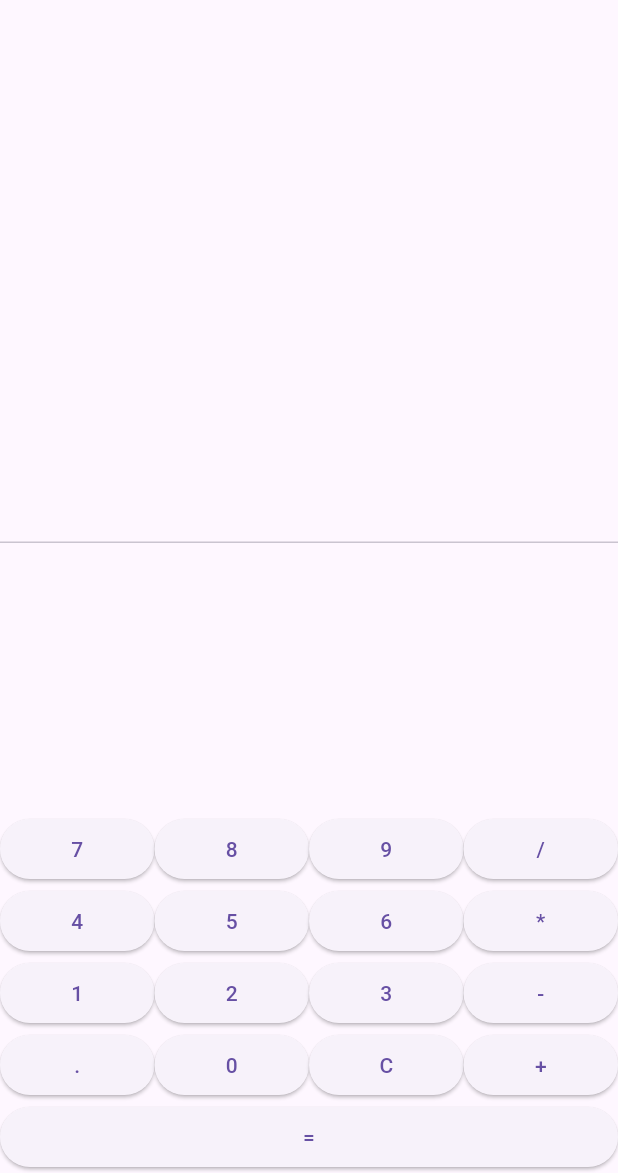
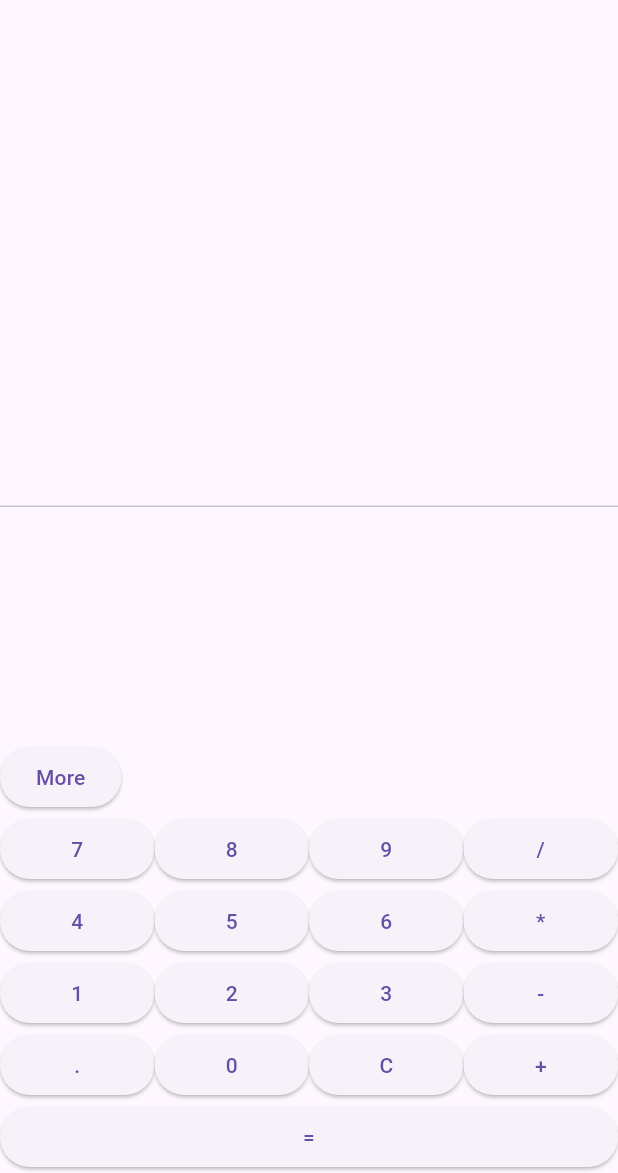
Before and after one commit to PTD-269/android-calculator, a Flutter app: the screen it shows after launch, on a phone screen of 412 x 824 dp, the part 63-1236 px from its top. Run offline on Flutter 3.47's test engine with Material 3 defaults, Android fonts, the phone set to English and light mode, and no system bars.

Commit message:
Add button more

```diff
--- a/lib/main.dart
+++ b/lib/main.dart
@@ -25,6 +25,7 @@ class CalculatorScreen extends StatefulWidget {
 class _CalculatorScreenState extends State<CalculatorScreen> {
   String _expression = '';
   String _result = '';
+  bool _showMoreButtons = false; // State variable for More button
 
   void _onButtonPressed(String buttonText) {
     setState(() {
@@ -41,7 +42,6 @@ class _CalculatorScreenState extends State<CalculatorScreen> {
 
   void _calculateResult() {
     String jsonInput = json.encode({'expression': _expression});
-
     String jsonOutput = CalculatorLogic.processExpression(jsonInput);
     Map<String, dynamic> output = json.decode(jsonOutput);
 
@@ -51,6 +51,12 @@ class _CalculatorScreenState extends State<CalculatorScreen> {
       } else {
         _result = output['result'];
       }
+    });
+  }
+
+  void _toggleMoreButtons() {
+    setState(() {
+      _showMoreButtons = !_showMoreButtons;
     });
   }
 
@@ -85,33 +91,64 @@ class _CalculatorScreenState extends State<CalculatorScreen> {
           ),
           Column(
             children: [
+              if (_showMoreButtons)
+                Column(
+                  children: [
+                    Row(
+                      children: [
+                        _buildButton('Button 1'), // Replace with actual buttons
+                        _buildButton('Button 2'),
+                        _buildButton('Button 3'),
+                      ],
+                    ),
+                    Row(
+                      children: [
+                        _buildButton('Button 4'),
+                        _buildButton('Button 5'),
+                        _buildButton('Button 6'),
+                      ],
+                    ),
+                  ],
+                ),
+
+              // Row for the "More" button to align it to the left
+              Row(
+                children: [
+                  ElevatedButton(
+                    child: Text('More'),
+                    onPressed: _toggleMoreButtons,
+                  ),
+                ],
+              ),
+
+              // Calculator buttons
               Row(children: [
                 _buildButton('7'),
                 _buildButton('8'),
                 _buildButton('9'),
-                _buildButton('/')
+                _buildButton('/'),
               ]),
               Row(children: [
                 _buildButton('4'),
                 _buildButton('5'),
                 _buildButton('6'),
-                _buildButton('*')
+                _buildButton('*'),
               ]),
               Row(children: [
                 _buildButton('1'),
                 _buildButton('2'),
                 _buildButton('3'),
-                _buildButton('-')
+                _buildButton('-'),
               ]),
               Row(children: [
                 _buildButton('.'),
                 _buildButton('0'),
                 _buildButton('C'),
-                _buildButton('+')
+                _buildButton('+'),
               ]),
               Row(children: [_buildButton('=')]),
             ],
-          )
+          ),
         ],
       ),
     );
```
